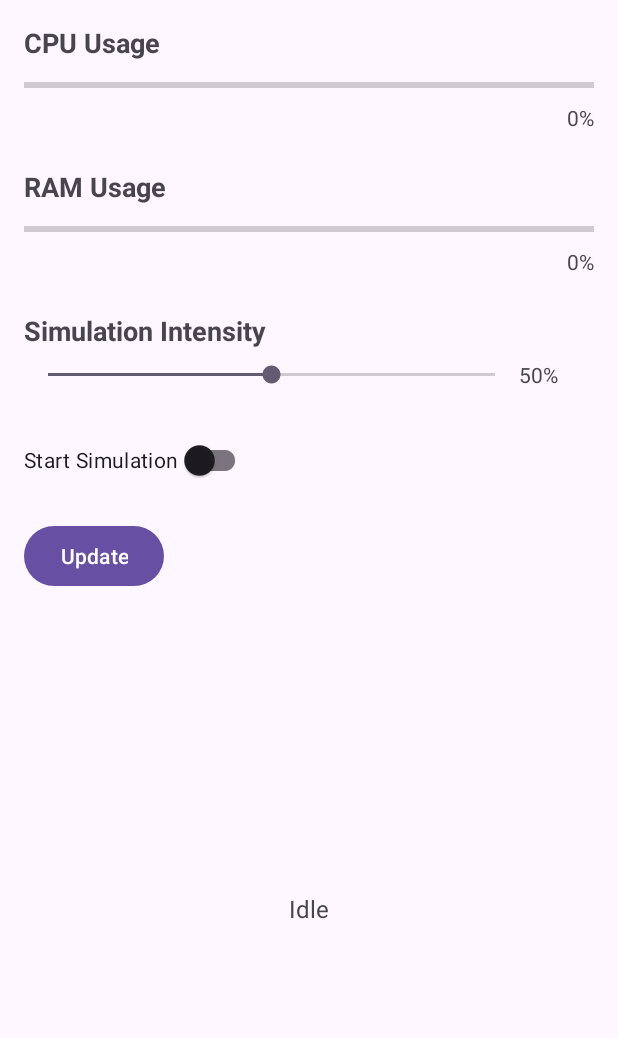
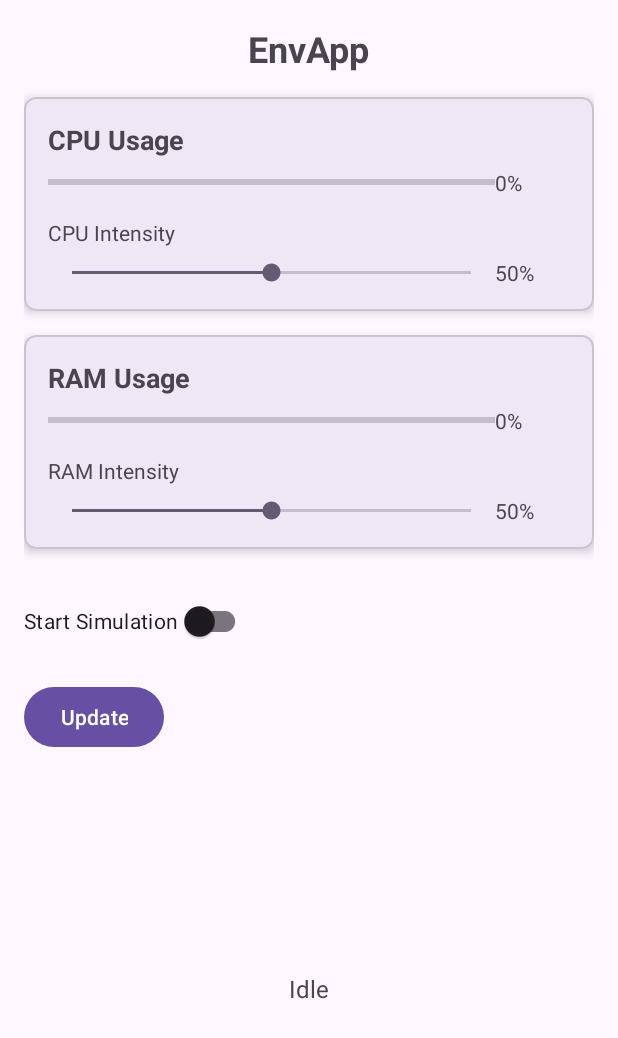
Before and after one commit to FahdAzouz/EnvApp, an Android app: the screen it shows after launch (MainActivity), on a phone screen of 412 x 824 dp. Shown: the top 1038 px of the screen. Run offline under Robolectric (Android 15) with nearby library versions, the phone set to English and light mode, and no system bars.

```diff
--- a/app/src/main/java/com/example/envapp/MainActivity.kt
+++ b/app/src/main/java/com/example/envapp/MainActivity.kt
@@ -26,12 +26,14 @@ class MainActivity : AppCompatActivity() {
     private lateinit var ramProgressBar: ProgressBar
     private lateinit var cpuPercentage: TextView
     private lateinit var ramPercentage: TextView
-    private lateinit var intensitySlider: SeekBar
-    private lateinit var intensityPercentage: TextView
     private lateinit var simulationSwitch: SwitchCompat
     private lateinit var updateButton: Button
     private lateinit var loadingIndicator: ProgressBar
     private lateinit var statusText: TextView
+    private lateinit var cpuIntensitySlider: SeekBar
+    private lateinit var cpuIntensityPercentage: TextView
+    private lateinit var ramIntensitySlider: SeekBar
+    private lateinit var ramIntensityPercentage: TextView
 
     companion object {
         private const val CHANNEL_ID = "permission_channel"
@@ -56,12 +58,14 @@ class MainActivity : AppCompatActivity() {
         ramProgressBar = findViewById(R.id.ramProgressBar)
         cpuPercentage = findViewById(R.id.cpuPercentage)
         ramPercentage = findViewById(R.id.ramPercentage)
-        intensitySlider = findViewById(R.id.intensitySlider)
-        intensityPercentage = findViewById(R.id.intensityPercentage)
         simulationSwitch = findViewById(R.id.simulationSwitch)
         updateButton = findViewById(R.id.updateButton)
         loadingIndicator = findViewById(R.id.loadingIndicator)
         statusText = findViewById(R.id.statusText)
+        cpuIntensitySlider = findViewById(R.id.cpuIntensitySlider)
+        cpuIntensityPercentage = findViewById(R.id.cpuIntensityPercentage)
+        ramIntensitySlider = findViewById(R.id.ramIntensitySlider)
+        ramIntensityPercentage = findViewById(R.id.ramIntensityPercentage)
 
         setupListeners()
     }
@@ -82,9 +86,18 @@ class MainActivity : AppCompatActivity() {
     }
 
     private fun setupListeners() {
-        intensitySlider.setOnSeekBarChangeListener(object : SeekBar.OnSeekBarChangeListener {
+        cpuIntensitySlider.setOnSeekBarChangeListener(object : SeekBar.OnSeekBarChangeListener {
             override fun onProgressChanged(seekBar: SeekBar?, progress: Int, fromUser: Boolean) {
-                intensityPercentage.text = getString(R.string.percentage_format, progress)
+                cpuIntensityPercentage.text = getString(R.string.percentage_format, progress)
+            }
+
+            override fun onStartTrackingTouch(seekBar: SeekBar?) {}
+            override fun onStopTrackingTouch(seekBar: SeekBar?) {}
+        })
+
+        ramIntensitySlider.setOnSeekBarChangeListener(object : SeekBar.OnSeekBarChangeListener {
+            override fun onProgressChanged(seekBar: SeekBar?, progress: Int, fromUser: Boolean) {
+                ramIntensityPercentage.text = getString(R.string.percentage_format, progress)
             }
 
             override fun onStartTrackingTouch(seekBar: SeekBar?) {}
@@ -105,13 +118,14 @@ class MainActivity : AppCompatActivity() {
     }
 
     private fun updateSimulationIntensity() {
-        showLoading("Adjusting RAM load...")
+        showLoading("Adjusting CPU and RAM load...")
         val intent = Intent(this, SimulationService::class.java).apply {
             action = SimulationService.ACTION_UPDATE_INTENSITY
-            putExtra("intensity", intensitySlider.progress)
+            putExtra("cpuIntensity", cpuIntensitySlider.progress)
+            putExtra("ramIntensity", ramIntensitySlider.progress)
         }
         startService(intent)
-        Log.d("MainActivity", "Updated simulation intensity: ${intensitySlider.progress}")
+        Log.d("MainActivity", "Updated simulation intensity: CPU ${cpuIntensitySlider.progress}, RAM ${ramIntensitySlider.progress}")
     }
 
     private fun updateCpuUsage(usage: Float) {
@@ -138,7 +152,8 @@ class MainActivity : AppCompatActivity() {
                     // Permission is granted, start the service
                     val intent = Intent(this, SimulationService::class.java).apply {
                         action = SimulationService.ACTION_START_SIMULATION
-                        putExtra("intensity", intensitySlider.progress)
+                        putExtra("cpuIntensity", cpuIntensitySlider.progress)
+                        putExtra("ramIntensity", ramIntensitySlider.progress)
                     }
                     startService(intent)
                     Log.d("MainActivity", "Started SimulationService")
@@ -157,7 +172,8 @@ class MainActivity : AppCompatActivity() {
             // For versions below Android 13, just start the service
             val intent = Intent(this, SimulationService::class.java).apply {
                 action = SimulationService.ACTION_START_SIMULATION
-                putExtra("intensity", intensitySlider.progress)
+                putExtra("cpuIntensity", cpuIntensitySlider.progress)
+                putExtra("ramIntensity", ramIntensitySlider.progress)
             }
             startService(intent)
             Log.d("MainActivity", "Started SimulationService")
--- a/app/src/main/res/layout/activity_main.xml
+++ b/app/src/main/res/layout/activity_main.xml
@@ -7,6 +7,33 @@
     android:layout_height="match_parent"
     android:padding="16dp"
     tools:context=".MainActivity">
+
+    <TextView
+        android:id="@+id/titleText"
+        android:layout_width="wrap_content"
+        android:layout_height="wrap_content"
+        android:text="@string/app_name"
+        android:textSize="24sp"
+        android:textStyle="bold"
+        app:layout_constraintTop_toTopOf="parent"
+        app:layout_constraintStart_toStartOf="parent"
+        app:layout_constraintEnd_toEndOf="parent"/>
+
+    <com.google.android.material.card.MaterialCardView
+        android:id="@+id/cpuCard"
+        android:layout_width="0dp"
+        android:layout_height="wrap_content"
+        android:layout_marginTop="16dp"
+        app:cardCornerRadius="8dp"
+        app:cardElevation="4dp"
+        app:layout_constraintTop_toBottomOf="@id/titleText"
+        app:layout_constraintStart_toStartOf="parent"
+        app:layout_constraintEnd_toEndOf="parent">
+
+        <androidx.constraintlayout.widget.ConstraintLayout
+            android:layout_width="match_parent"
+            android:layout_height="wrap_content"
+            android:padding="16dp">
 
             <TextView
                 android:id="@+id/cpuLabel"
@@ -26,17 +53,66 @@
                 android:layout_marginTop="8dp"
                 app:layout_constraintTop_toBottomOf="@id/cpuLabel"
                 app:layout_constraintStart_toStartOf="parent"
-        app:layout_constraintEnd_toEndOf="parent"/>
-
+                app:layout_constraintEnd_toStartOf="@id/cpuPercentage"/>
 
             <TextView
                 android:id="@+id/cpuPercentage"
                 android:layout_width="wrap_content"
                 android:layout_height="wrap_content"
-        android:layout_marginTop="4dp"
                 android:text="@string/default_percentage"
+                android:minWidth="50dp"
+                app:layout_constraintTop_toTopOf="@id/cpuProgressBar"
+                app:layout_constraintBottom_toBottomOf="@id/cpuProgressBar"
+                app:layout_constraintEnd_toEndOf="parent"/>
+
+            <TextView
+                android:id="@+id/cpuIntensityLabel"
+                android:layout_width="wrap_content"
+                android:layout_height="wrap_content"
+                android:text="@string/cpu_intensity"
+                android:layout_marginTop="16dp"
                 app:layout_constraintTop_toBottomOf="@id/cpuProgressBar"
-        app:layout_constraintEnd_toEndOf="@id/cpuProgressBar"/>
+                app:layout_constraintStart_toStartOf="parent"/>
+
+            <SeekBar
+                android:id="@+id/cpuIntensitySlider"
+                android:layout_width="0dp"
+                android:layout_height="wrap_content"
+                android:layout_marginTop="8dp"
+                android:max="100"
+                android:progress="50"
+                app:layout_constraintTop_toBottomOf="@id/cpuIntensityLabel"
+                app:layout_constraintStart_toStartOf="parent"
+                app:layout_constraintEnd_toStartOf="@id/cpuIntensityPercentage"/>
+
+            <TextView
+                android:id="@+id/cpuIntensityPercentage"
+                android:layout_width="wrap_content"
+                android:layout_height="wrap_content"
+                android:text="@string/default_intensity"
+                android:minWidth="50dp"
+                app:layout_constraintTop_toTopOf="@id/cpuIntensitySlider"
+                app:layout_constraintBottom_toBottomOf="@id/cpuIntensitySlider"
+                app:layout_constraintEnd_toEndOf="parent"/>
+
+        </androidx.constraintlayout.widget.ConstraintLayout>
+    </com.google.android.material.card.MaterialCardView>
+
+    <com.google.android.material.card.MaterialCardView
+        android:id="@+id/ramCard"
+        android:layout_width="0dp"
+        android:layout_height="wrap_content"
+        android:layout_marginTop="16dp"
+        app:cardCornerRadius="8dp"
+        app:cardElevation="4dp"
+        app:layout_constraintTop_toBottomOf="@id/cpuCard"
+        app:layout_constraintStart_toStartOf="parent"
+        app:layout_constraintEnd_toEndOf="parent">
+
+        <androidx.constraintlayout.widget.ConstraintLayout
+            android:layout_width="match_parent"
+            android:layout_height="wrap_content"
+            android:padding="16dp">
 
             <TextView
                 android:id="@+id/ramLabel"
@@ -45,8 +121,7 @@
                 android:text="@string/ram_usage"
                 android:textSize="18sp"
                 android:textStyle="bold"
-        android:layout_marginTop="24dp"
-        app:layout_constraintTop_toBottomOf="@id/cpuPercentage"
+                app:layout_constraintTop_toTopOf="parent"
                 app:layout_constraintStart_toStartOf="parent"/>
 
             <ProgressBar
@@ -57,48 +132,50 @@
                 android:layout_marginTop="8dp"
                 app:layout_constraintTop_toBottomOf="@id/ramLabel"
                 app:layout_constraintStart_toStartOf="parent"
-        app:layout_constraintEnd_toEndOf="parent"/>
+                app:layout_constraintEnd_toStartOf="@id/ramPercentage"/>
 
             <TextView
                 android:id="@+id/ramPercentage"
                 android:layout_width="wrap_content"
                 android:layout_height="wrap_content"
-        android:layout_marginTop="4dp"
                 android:text="@string/default_percentage"
-        app:layout_constraintTop_toBottomOf="@id/ramProgressBar"
-        app:layout_constraintEnd_toEndOf="@id/ramProgressBar"/>
+                android:minWidth="50dp"
+                app:layout_constraintTop_toTopOf="@id/ramProgressBar"
+                app:layout_constraintBottom_toBottomOf="@id/ramProgressBar"
+                app:layout_constraintEnd_toEndOf="parent"/>
 
             <TextView
-        android:id="@+id/intensityLabel"
+                android:id="@+id/ramIntensityLabel"
                 android:layout_width="wrap_content"
                 android:layout_height="wrap_content"
-        android:text="@string/simulation_intensity"
-        android:textSize="18sp"
-        android:textStyle="bold"
-        android:layout_marginTop="24dp"
-        app:layout_constraintTop_toBottomOf="@id/ramPercentage"
+                android:text="@string/ram_intensity"
+                android:layout_marginTop="16dp"
+                app:layout_constraintTop_toBottomOf="@id/ramProgressBar"
                 app:layout_constraintStart_toStartOf="parent"/>
 
             <SeekBar
-        android:id="@+id/intensitySlider"
+                android:id="@+id/ramIntensitySlider"
                 android:layout_width="0dp"
                 android:layout_height="wrap_content"
                 android:layout_marginTop="8dp"
                 android:max="100"
                 android:progress="50"
-        app:layout_constraintTop_toBottomOf="@id/intensityLabel"
+                app:layout_constraintTop_toBottomOf="@id/ramIntensityLabel"
                 app:layout_constraintStart_toStartOf="parent"
-        app:layout_constraintEnd_toStartOf="@id/intensityPercentage"/>
+                app:layout_constraintEnd_toStartOf="@id/ramIntensityPercentage"/>
 
             <TextView
-        android:id="@+id/intensityPercentage"
+                android:id="@+id/ramIntensityPercentage"
                 android:layout_width="wrap_content"
                 android:layout_height="wrap_content"
                 android:text="@string/default_intensity"
                 android:minWidth="50dp"
-        app:layout_constraintTop_toTopOf="@id/intensitySlider"
-        app:layout_constraintBottom_toBottomOf="@id/intensitySlider"
+                app:layout_constraintTop_toTopOf="@id/ramIntensitySlider"
+                app:layout_constraintBottom_toBottomOf="@id/ramIntensitySlider"
                 app:layout_constraintEnd_toEndOf="parent"/>
+
+        </androidx.constraintlayout.widget.ConstraintLayout>
+    </com.google.android.material.card.MaterialCardView>
 
     <androidx.appcompat.widget.SwitchCompat
         android:id="@+id/simulationSwitch"
@@ -106,7 +183,7 @@
         android:layout_height="48dp"
         android:text="@string/start_simulation"
         android:layout_marginTop="24dp"
-        app:layout_constraintTop_toBottomOf="@id/intensitySlider"
+        app:layout_constraintTop_toBottomOf="@id/ramCard"
         app:layout_constraintStart_toStartOf="parent"/>
 
     <Button
--- a/app/src/main/res/values/strings.xml
+++ b/app/src/main/res/values/strings.xml
@@ -9,5 +9,6 @@
     <string name="percentage_format">%d%%</string>
     <string name="update">Update</string>
     <string name="status_idle">Idle</string>
-
+    <string name="cpu_intensity">CPU Intensity</string>
+    <string name="ram_intensity">RAM Intensity</string>
 </resources>
```
Also changed, not shown: app/src/main/java/com/example/envapp/ResourceSimulator.kt (+46 -23 lines), app/src/main/java/com/example/envapp/SimulationService.kt (+10 -6 lines). Lines whose indentation alone changed are shown as unchanged.
